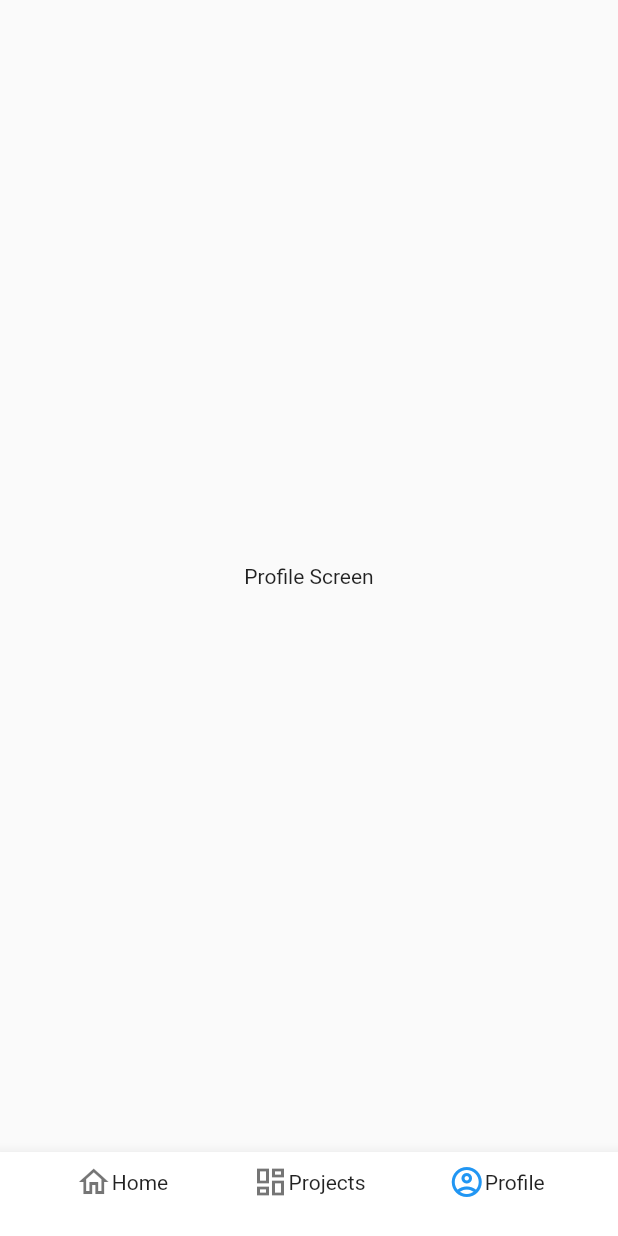
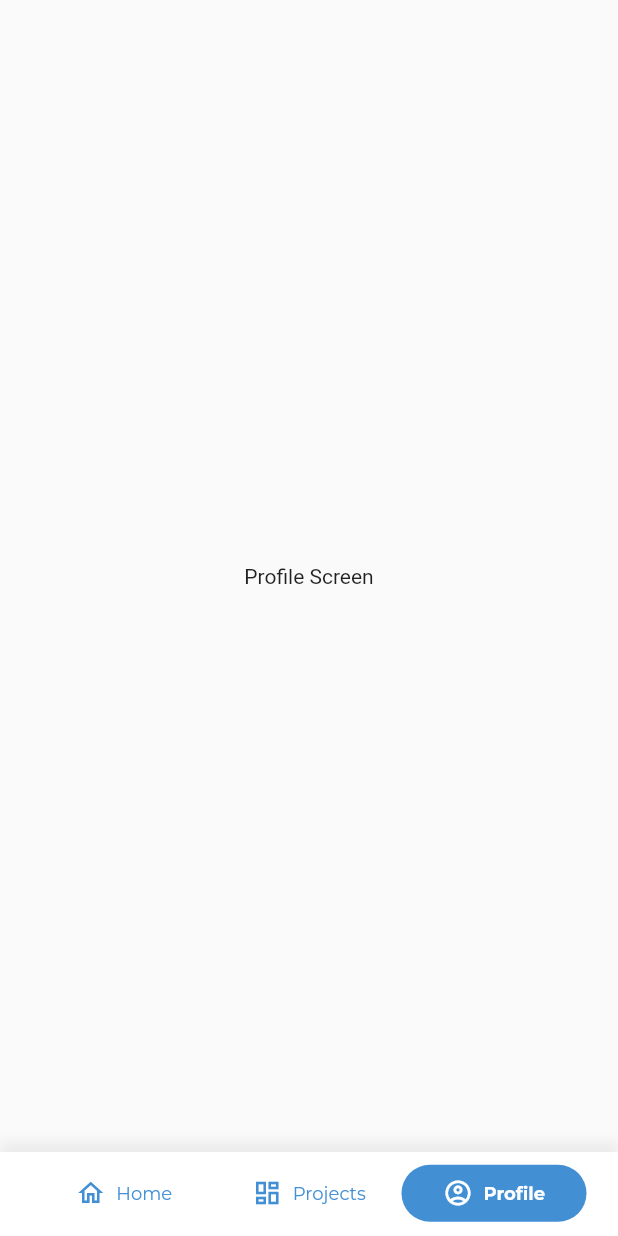
Before and after one commit to I-Zz/ahhf_app, a Flutter app: the TabsScreen screen opened by its route, item 3 of the bottom bar chosen, on a phone screen of 412 x 824 dp. Run offline on Flutter 3.47's test engine with Material 2 defaults, Android fonts, the phone set to English and light mode, and no system bars; our stand-ins replace dots_indicator; project files that could hold a hidden picture were left out.

Commit message:
modified Bottom Navigation Bar in Tabs Screen

```diff
--- a/lib/screens/tabs_screen.dart
+++ b/lib/screens/tabs_screen.dart
@@ -2,8 +2,6 @@ import 'package:ahhf_app/screens/home.dart';
 import 'package:ahhf_app/screens/profile_screen.dart';
 import 'package:ahhf_app/screens/projects_screen.dart';
 import 'package:flutter/material.dart';
-import 'package:flutter/src/widgets/framework.dart';
-import 'package:flutter/src/widgets/placeholder.dart';
 
 class TabsScreen extends StatefulWidget {
   static const String id = 'TabsPage';
@@ -41,49 +39,141 @@ class _TabsScreenState extends State<TabsScreen> {
   Widget build(BuildContext context) {
     return Scaffold(
       body: _pages[_selectedPageIndex],
-      bottomNavigationBar: BottomNavigationBar(
+      bottomNavigationBar: Container(
+        padding: const EdgeInsets.symmetric(
+          horizontal: 21,
+          vertical: 0,
+        ),
+        // margin: EdgeInsets.all(0),
+        decoration: const BoxDecoration(
+          color: Color.fromRGBO(255, 255, 255, 1),
+          boxShadow: [
+            BoxShadow(
+              blurRadius: 6,
+              spreadRadius: 0,
+              offset: Offset(0, -7),
+              color: Color.fromRGBO(0, 0, 0, 0.06),
+            ),
+          ],
+        ),
+        child: BottomNavigationBar(
+          unselectedFontSize: 0,
+          selectedFontSize: 0,
           onTap: _selectPage,
-        backgroundColor: Color.fromRGBO(255, 255, 255, 1),
+          backgroundColor: const Color.fromRGBO(255, 255, 255, 1),
           currentIndex: _selectedPageIndex,
-
+          elevation: 0,
           items: [
             BottomNavigationBarItem(
-            icon: Row(
-              children: <Widget>[
-                const Spacer(),
-                const Spacer(),
-                Icon(Icons.home_outlined),
-                Text('Home'),
-                const Spacer(),
-              ],
+              activeIcon: ActiveIcon(
+                iconData: Icons.home_outlined,
+                title: 'Home',
+              ),
+              icon: InactiveIcon(
+                iconData: Icons.home_outlined,
+                title: 'Home',
               ),
               label: '',
             ),
             BottomNavigationBarItem(
-            icon: Row(
-              children: <Widget>[
-                const Spacer(),
-                Icon(Icons.dashboard_outlined),
-                Text('Projects'),
-                const Spacer(),
-              ],
+              activeIcon: ActiveIcon(
+                iconData: Icons.dashboard_outlined,
+                title: 'Projects',
+              ),
+              icon: InactiveIcon(
+                iconData: Icons.dashboard_outlined,
+                title: 'Projects',
               ),
               label: '',
             ),
             BottomNavigationBarItem(
-            icon: Row(
-              children: <Widget>[
-                const Spacer(),
-                Icon(Icons.account_circle_outlined),
-                Text('Profile'),
-                const Spacer(),
-                const Spacer(),
+              activeIcon: ActiveIcon(
+                iconData: Icons.account_circle_outlined,
+                title: 'Profile',
+              ),
+              icon: InactiveIcon(
+                iconData: Icons.account_circle_outlined,
+                title: 'Profile',
+              ),
+              label: '',
+            ),
           ],
         ),
-            label: '',
+      ),
+    );
+  }
+}
+
+class InactiveIcon extends StatelessWidget {
+  IconData iconData;
+  String title;
+  InactiveIcon({required this.iconData, required this.title});
+  @override
+  Widget build(BuildContext context) {
+    return Container(
+      margin: const EdgeInsets.all(0),
+      height: 38,
+      decoration: const BoxDecoration(
+          // color: Colors.blue,
+          ),
+      child: Row(
+        mainAxisAlignment: MainAxisAlignment.center,
+        children: <Widget>[
+          Icon(
+            iconData,
+            color: Color.fromRGBO(66, 143, 212, 1),
+            size: 20,
+          ),
+          const SizedBox(width: 7),
+          Text(
+            title,
+            style: const TextStyle(
+              color: Color.fromRGBO(66, 143, 212, 1),
+              fontSize: 12,
+              fontFamily: 'Montserrat',
+              // fontWeight: FontWeight.w600,
+            ),
           ),
         ],
       ),
     );
   }
 }
+
+class ActiveIcon extends StatelessWidget {
+  IconData iconData;
+  String title;
+  ActiveIcon({required this.iconData, required this.title});
+
+  @override
+  Widget build(BuildContext context) {
+    return Container(
+      margin: const EdgeInsets.all(0),
+      height: 38,
+      decoration: BoxDecoration(
+        color: const Color.fromRGBO(66, 143, 212, 1),
+        borderRadius: BorderRadius.circular(45),
+      ),
+      child: Row(
+        mainAxisAlignment: MainAxisAlignment.center,
+        children: <Widget>[
+          Icon(
+            iconData,
+            color: Colors.white,
+            size: 20,
+          ),
+          const SizedBox(width: 7),
+          Text(
+            title,
+            style: const TextStyle(
+              color: Colors.white,
+              fontSize: 12,
+              fontFamily: 'Montserrat',
+              fontWeight: FontWeight.w600,
+            ),
+          ),
+        ],
+      ),
+    );
+  }
+}
```
Lines whose indentation alone changed are shown as unchanged.
